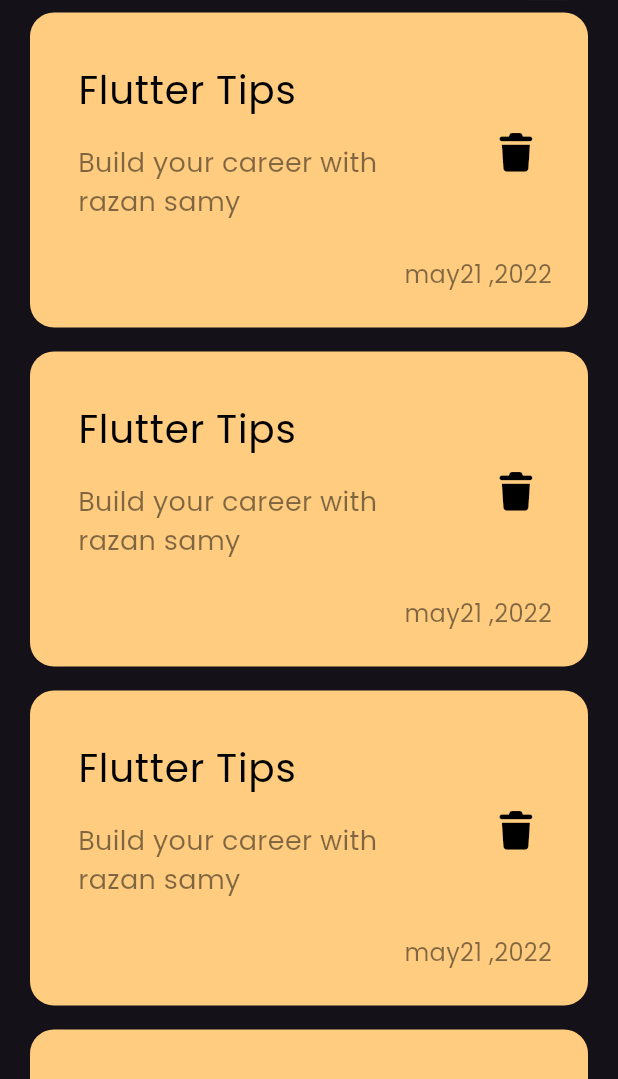
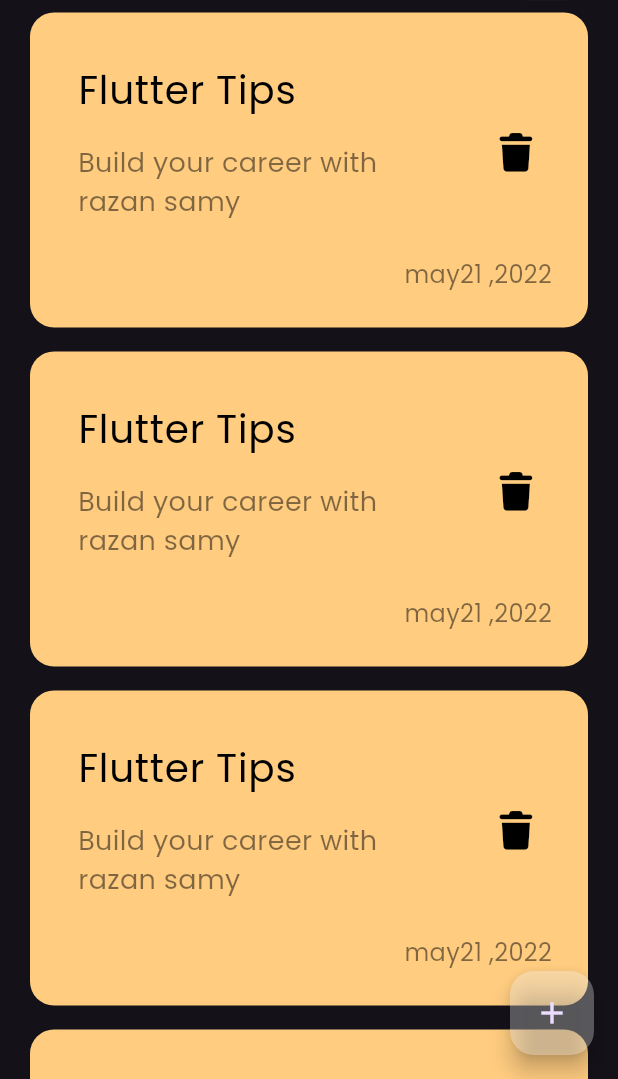
Before and after one commit to razanmohsen25/notes_app, a Flutter app: the screen it shows after launch, on a phone screen of 412 x 824 dp, the part 157-1236 px from its top. Run offline on Flutter 3.47's test engine with Material 3 defaults, Android fonts, the phone set to English and light mode, and no system bars; our stand-ins replace font_awesome_flutter.

Commit message:
add floating Action Button

```diff
--- a/lib/views/notes_view.dart
+++ b/lib/views/notes_view.dart
@@ -9,8 +9,9 @@ class notesView extends StatelessWidget{
 
   @override
   Widget build(BuildContext context) {
-   return const Scaffold(
-     body: NotesViewBody(),
+   return Scaffold(
+     floatingActionButton: FloatingActionButton(onPressed: () {}, child: Icon(Icons.add),backgroundColor: Colors.white30,),
+     body:  const NotesViewBody(),
    );
   }
 }
--- a/lib/views/widgets/Note_List_View.dart
+++ b/lib/views/widgets/Note_List_View.dart
@@ -5,6 +5,7 @@ import 'Custom_note_item.dart';
 
 class NoteListView extends StatelessWidget{
   const NoteListView ({Key? key}) : super(key: key);
+
 
   @override
   Widget build(BuildContext context) {
```
